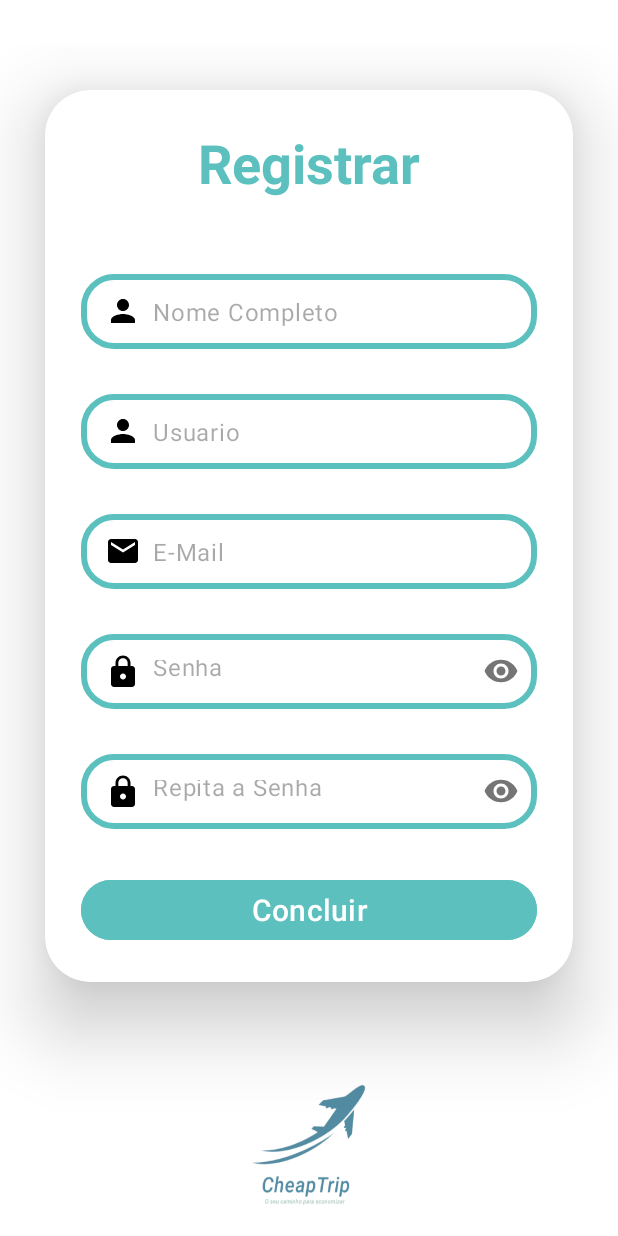
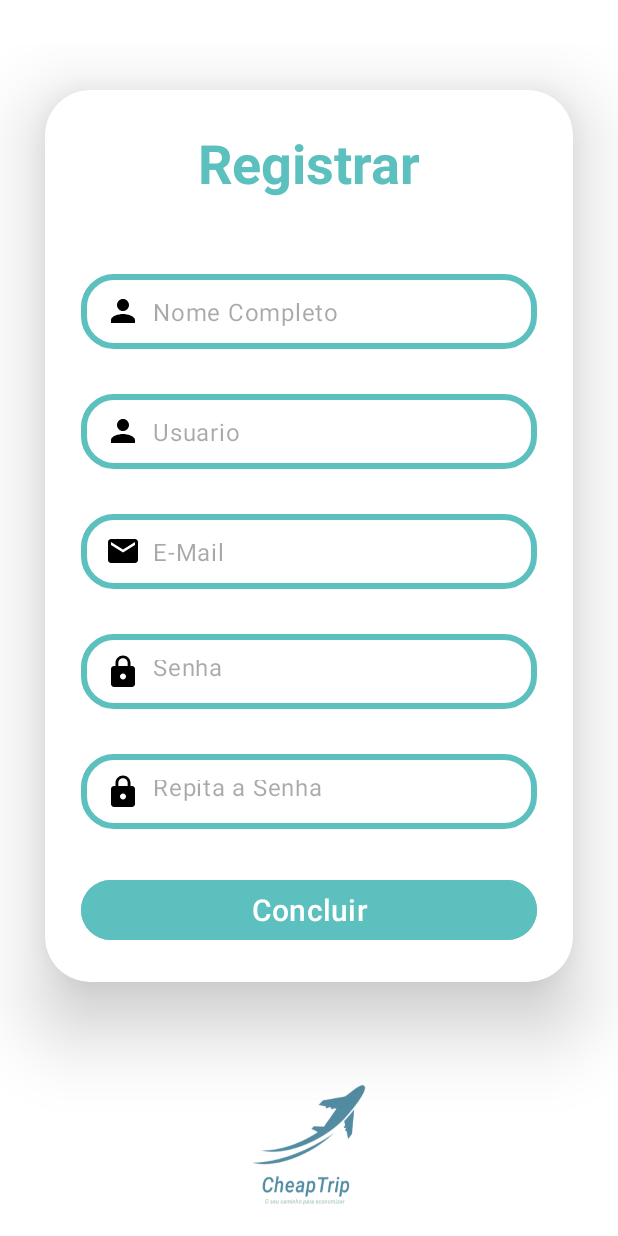
Before and after one commit to Leonardo-DeLuca/CheapTrip, an Android app: the CadastroActivity screen opened directly, with no data from a screen before it, on a phone screen of 412 x 824 dp. Run offline under Robolectric (Android 15) with nearby library versions, the phone set to English and light mode, and no system bars.

Commit message:
cadastro de usuário completo

```diff
--- a/app/src/main/java/activities/CadastroActivity.java
+++ b/app/src/main/java/activities/CadastroActivity.java
@@ -1,15 +1,104 @@
 package activities;
 
 import android.os.Bundle;
+import android.util.Log;
+import android.view.View;
+import android.widget.Button;
+import android.widget.Toast;
 
 import androidx.appcompat.app.AppCompatActivity;
 
 import com.example.cheaptrip.R;
+import com.google.android.material.textfield.TextInputEditText;
+
+import database.dao.UsuarioDAO;
+import database.model.UsuarioModel;
 
 public class CadastroActivity extends AppCompatActivity {
+
+    private TextInputEditText nome;
+    private TextInputEditText usuario;
+    private TextInputEditText email;
+    private TextInputEditText senha;
+    private TextInputEditText confirmaSenha;
+    private Button btnConcluir;
+
+    private UsuarioDAO dao;
+
+
     @Override
     protected void onCreate(Bundle savedInstanceState) {
         super.onCreate(savedInstanceState);
         setContentView(R.layout.activity_cadastro);
+
+        setarIds();
+
+        btnConcluir.setOnClickListener(new View.OnClickListener() {
+            @Override
+            public void onClick(View v) {
+
+                dao = new UsuarioDAO(CadastroActivity.this);
+
+                if (nome.getText().toString().isEmpty()) {
+                    nome.setError("Campo nome obrigatório!");
+                    nome.setEnabled(true);
+                    return;
+                }
+                else if (usuario.getText().toString().isEmpty()) {
+                    usuario.setError("Campo usuario obrigatório!");
+                    usuario.setEnabled(true);
+                    return;
+                }
+                 else if (email.getText().toString().isEmpty()) {
+                    email.setError("Campo e-mail obrigatório!");
+                    email.setEnabled(true);
+                    return;
+                }
+                else if (senha.getText().toString().isEmpty()) {
+                    senha.setError("Campo senha obrigatório!");
+                    senha.setEnabled(true);
+                    return;
+                }
+                else if (!senha.getText().toString().equals(confirmaSenha.getText().toString())) {
+                    confirmaSenha.requestFocus();
+                    Toast.makeText(CadastroActivity.this, "Os campos de senha não coincidem!", Toast.LENGTH_LONG).show();
+                    return;
+                }
+
+                UsuarioModel usuarioModel = dao.selectByUsuario(usuario.getText().toString());
+                if(usuarioModel != null){
+                    usuario.setError("Usuario já existente!");
+                    return;
+                }
+
+                usuarioModel = dao.selectByEmail(email.getText().toString());
+                if(usuarioModel != null){
+                    email.setError("E-mail já existente!");
+                    return;
+                }
+
+                UsuarioModel user = new UsuarioModel();
+
+                user.setNomeCompleto(nome.getText().toString());
+                user.setUsuario(usuario.getText().toString());
+                user.setSenha(senha.getText().toString());
+                user.setEmail(email.getText().toString());
+
+                dao.insert(user);
+                Toast.makeText(CadastroActivity.this, "Cadastro Realizado com sucesso!", Toast.LENGTH_LONG).show();
+                finish();
+            }
+        });
+
+
+    }
+
+    private void setarIds(){
+        nome = findViewById(R.id.nomeCadastro);
+        usuario = findViewById(R.id.userCadastro);
+        email = findViewById(R.id.emailCadastro);
+        senha = findViewById(R.id.senhaCadastro);
+        confirmaSenha = findViewById(R.id.senhaRepeatCadastro);
+        btnConcluir = findViewById(R.id.concluirCadastroButton);
     }
 }
--- a/app/src/main/java/activities/SplashActivity.java
+++ b/app/src/main/java/activities/SplashActivity.java
@@ -28,7 +28,7 @@ public class SplashActivity extends AppCompatActivity {
 
             @Override
             public void onAnimationEnd(Animation animation) {
-                startActivity(new Intent(SplashActivity.this, MainActivity.class));
+                startActivity(new Intent(SplashActivity.this, LoginActivity.class));
             }
 
             @Override
--- a/app/src/main/res/layout/activity_cadastro.xml
+++ b/app/src/main/res/layout/activity_cadastro.xml
@@ -57,7 +57,8 @@
                         android:drawableStart="@drawable/baseline_person_24"
                         android:textColor="@color/black"
                         android:layout_marginTop="40dp"
-                        android:drawablePadding="8dp" />
+                        android:drawablePadding="8dp"
+                        android:singleLine="true"/>
                 </com.google.android.material.textfield.TextInputLayout>
 
                 <com.google.android.material.textfield.TextInputLayout
@@ -78,7 +79,8 @@
                         android:drawableStart="@drawable/baseline_person_24"
                         android:textColor="@color/black"
                         android:layout_marginTop="40dp"
-                        android:drawablePadding="8dp" />
+                        android:drawablePadding="8dp"
+                        android:singleLine="true"/>
                 </com.google.android.material.textfield.TextInputLayout>
 
                 <com.google.android.material.textfield.TextInputLayout
@@ -99,7 +101,9 @@
                         android:drawableStart="@drawable/baseline_email_24"
                         android:textColor="@color/black"
                         android:layout_marginTop="40dp"
-                        android:drawablePadding="8dp" />
+                        android:drawablePadding="8dp"
+                        android:singleLine="true"
+                        android:inputType="textEmailAddress"/>
                 </com.google.android.material.textfield.TextInputLayout>
 
 
@@ -109,7 +113,7 @@
                     android:id="@+id/passwordCadastroLayout"
                     android:layout_width="match_parent"
                     android:layout_height="wrap_content"
-                    app:passwordToggleEnabled="true"
+                    app:passwordToggleEnabled="false"
                     android:layout_marginTop="30dp"
                     app:hintEnabled="false"
                     >
@@ -123,14 +127,15 @@
                         android:drawableStart="@drawable/baseline_lock_24"
                         android:textColor="@color/black"
                         android:inputType="textPassword"
-                        android:drawablePadding="8dp" />
+                        android:drawablePadding="8dp"
+                        android:singleLine="true"/>
                 </com.google.android.material.textfield.TextInputLayout>
 
                 <com.google.android.material.textfield.TextInputLayout
                     android:id="@+id/passwordRepeatLayout"
                     android:layout_width="match_parent"
                     android:layout_height="wrap_content"
-                    app:passwordToggleEnabled="true"
+                    app:passwordToggleEnabled="false"
                     android:layout_marginTop="30dp"
                     app:hintEnabled="false"
                     >
@@ -144,7 +149,8 @@
                         android:drawableStart="@drawable/baseline_lock_24"
                         android:textColor="@color/black"
                         android:inputType="textPassword"
-                        android:drawablePadding="8dp"/>
+                        android:drawablePadding="8dp"
+                        android:singleLine="true"/>
                 </com.google.android.material.textfield.TextInputLayout>
 
                 <Button
```
Also changed, not shown: app/src/main/java/database/dao/UsuarioDAO.java (+20 -0 lines), app/src/main/res/layout/activity_login.xml (+7 -0 lines).
